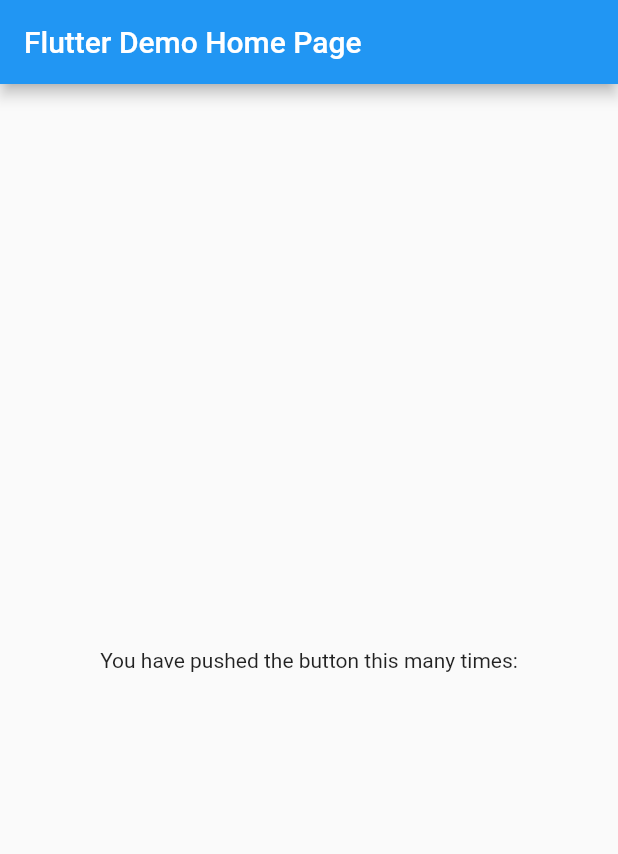
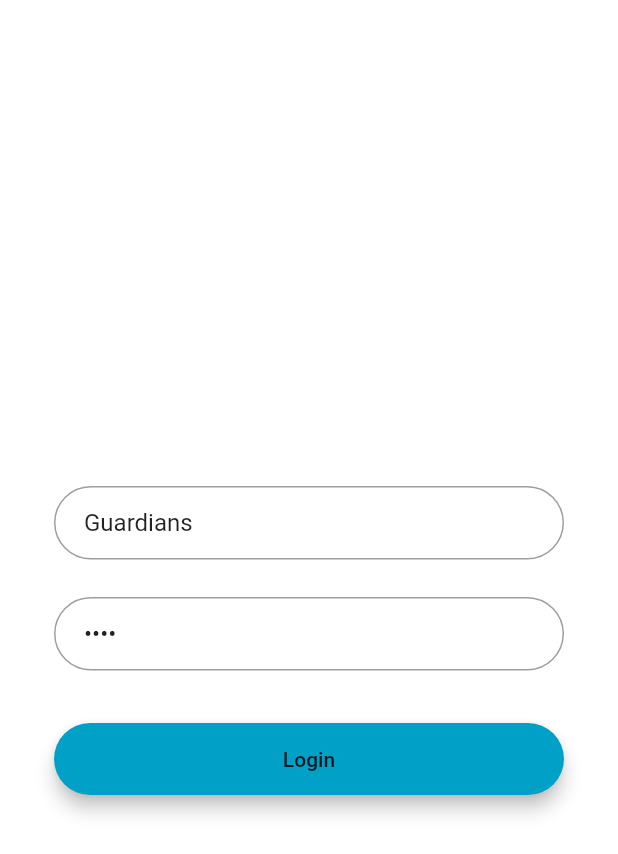
Before and after one commit to sachinsonvane/moviesinfo, a Flutter app: the screen it shows after launch, on a phone screen of 412 x 824 dp. Shown: the top 854 px of the screen. Run offline on Flutter 3.47's test engine with Material 2 defaults, Android fonts, the phone set to English and light mode, and no system bars; missing offline and left inert: permission.

Commit message:
model, view , api , utilities and constants changes
# changes

```diff
--- a/lib/main.dart
+++ b/lib/main.dart
@@ -1,4 +1,12 @@
+import 'package:flutter/foundation.dart';
 import 'package:flutter/material.dart';
+import 'package:http/http.dart' as http;
+import 'package:moviesinfo/model/LoginInfo.dart';
+import 'package:moviesinfo/view/LoginPage.dart';
+import 'dart:async';
+import 'dart:convert';
+import 'package:permission/permission.dart';
+import 'package:moviesinfo/utils/Constants.dart';
 
 void main() {
   runApp(MyApp());
@@ -10,6 +18,7 @@ class MyApp extends StatelessWidget {
   Widget build(BuildContext context) {
     return MaterialApp(
       title: 'Flutter Demo',
+      debugShowCheckedModeBanner: false,
       theme: ThemeData(
         // This is the theme of your application.
         //
@@ -26,73 +35,7 @@ class MyApp extends StatelessWidget {
         // closer together (more dense) than on mobile platforms.
         visualDensity: VisualDensity.adaptivePlatformDensity,
       ),
-      home: MyHomePage(title: 'Flutter Demo Home Page'),
+      home: LoginPage(title: 'Login'),
     );
   }
 }
-
-class MyHomePage extends StatefulWidget {
-  MyHomePage({Key key, this.title}) : super(key: key);
-
-  // This widget is the home page of your application. It is stateful, meaning
-  // that it has a State object (defined below) that contains fields that affect
-  // how it looks.
-
-  // This class is the configuration for the state. It holds the values (in this
-  // case the title) provided by the parent (in this case the App widget) and
-  // used by the build method of the State. Fields in a Widget subclass are
-  // always marked "final".
-
-  final String title;
-
-  @override
-  _MyHomePageState createState() => _MyHomePageState();
-}
-
-class _MyHomePageState extends State<MyHomePage> {
-
-
-  @override
-  Widget build(BuildContext context) {
-    // This method is rerun every time setState is called, for instance as done
-    // by the _incrementCounter method above.
-    //
-    // The Flutter framework has been optimized to make rerunning build methods
-    // fast, so that you can just rebuild anything that needs updating rather
-    // than having to individually change instances of widgets.
-    return Scaffold(
-      appBar: AppBar(
-        // Here we take the value from the MyHomePage object that was created by
-        // the App.build method, and use it to set our appbar title.
-        title: Text(widget.title),
-      ),
-      body: Center(
-        // Center is a layout widget. It takes a single child and positions it
-        // in the middle of the parent.
-        child: Column(
-          // Column is also a layout widget. It takes a list of children and
-          // arranges them vertically. By default, it sizes itself to fit its
-          // children horizontally, and tries to be as tall as its parent.
-          //
-          // Invoke "debug painting" (press "p" in the console, choose the
-          // "Toggle Debug Paint" action from the Flutter Inspector in Android
-          // Studio, or the "Toggle Debug Paint" command in Visual Studio Code)
-          // to see the wireframe for each widget.
-          //
-          // Column has various properties to control how it sizes itself and
-          // how it positions its children. Here we use mainAxisAlignment to
-          // center the children vertically; the main axis here is the vertical
-          // axis because Columns are vertical (the cross axis would be
-          // horizontal).
-          mainAxisAlignment: MainAxisAlignment.center,
-          children: <Widget>[
-            Text(
-              'You have pushed the button this many times:',
-            )
-          ],
-        ),
-      ),
-     // This trailing comma makes auto-formatting nicer for build methods.
-    );
-  }
-}
--- a/lib/model/LoginInfo.dart
+++ b/lib/model/LoginInfo.dart
@@ -1,4 +1,4 @@
-
+import 'dart:convert';
 
 class LoginInfo{
 
@@ -6,4 +6,5 @@ class LoginInfo{
   final String year;
 
   LoginInfo(this.title, this.year);
+
 }
--- a/lib/utils/Constants.dart
+++ b/lib/utils/Constants.dart
@@ -4,6 +4,9 @@ class Constants{
   final String BASE_URL = "http://www.omdbapi.com";
   final String API_KEY = "95d3a066";
 
+  final NETWORK_TITLE_MSG = "Network";
+  final NETWORK_DESC_MSG = "Server request failed.";
+  final LOGIN_FAILED_MSG = "Login failed.";
 
 // http://www.omdbapi.com/
   // http://www.omdbapi.com/?i=tt3896198&apikey=95d3a066
--- /dev/null
+++ b/lib/view/LoginPage.dart
@@ -0,0 +1,156 @@
+import 'dart:io';
+
+import 'package:flutter/foundation.dart';
+import 'package:flutter/material.dart';
+import 'package:http/http.dart' as http;
+import 'package:moviesinfo/api/ServerConnect.dart';
+import 'package:moviesinfo/model/LoginInfo.dart';
+import 'package:moviesinfo/view/SearchMoviesPage.dart';
+import 'dart:async';
+import 'dart:convert';
+import 'package:permission/permission.dart';
+import 'package:moviesinfo/utils/Constants.dart';
+
+class LoginPage extends StatefulWidget {
+
+  LoginPage({Key key, this.title}) : super(key: key);
+
+  // This widget is the home page of your application. It is stateful, meaning
+  // that it has a State object (defined below) that contains fields that affect
+  // how it looks.
+
+  // This class is the configuration for the state. It holds the values (in this
+  // case the title) provided by the parent (in this case the App widget) and
+  // used by the build method of the State. Fields in a Widget subclass are
+  // always marked "final".
+
+  final String title;
+
+  @override
+  _LoginPageState createState() => _LoginPageState();
+}
+
+
+class _LoginPageState extends State<LoginPage> {
+
+  PermissionName permissionName = PermissionName.Internet;
+  final _formKey = GlobalKey<FormState>();
+  final mUserNameController = TextEditingController(text: "Guardians");
+  final mPasswordController = TextEditingController(text: "2017");
+  ServerConnect serverConnect = ServerConnect();
+
+  @override
+  Widget build(BuildContext context) {
+    // This method is rerun every time setState is called, for instance as done
+    // by the _incrementCounter method above.
+    //
+    // The Flutter framework has been optimized to make rerunning build methods
+    // fast, so that you can just rebuild anything that needs updating rather
+    // than having to individually change instances of widgets.
+
+    final emailField = TextFormField(
+      obscureText: false,
+      validator: (value) {
+        if (value.isEmpty) {
+          return 'Please enter movie title';
+        }
+        return null;
+      },
+      controller: mUserNameController,
+      decoration: InputDecoration(
+          contentPadding: EdgeInsets.fromLTRB(20.0, 15.0, 20.0, 15.0),
+          hintText: "Username",
+
+          border:
+          OutlineInputBorder(borderRadius: BorderRadius.circular(32.0))),
+    );
+    final passwordField = TextFormField(
+      obscureText: true,
+      validator: (value) {
+        if (value.isEmpty) {
+          return 'Please enter movie relese year';
+        }
+        return null;
+      },
+      controller: mPasswordController,
+      decoration: InputDecoration(
+          contentPadding: EdgeInsets.fromLTRB(20.0, 15.0, 20.0, 15.0),
+          hintText: "Password",
+          border:
+          OutlineInputBorder(borderRadius: BorderRadius.circular(32.0))),
+    );
+    final loginButon = Material(
+        elevation: 5.0,
+        borderRadius: BorderRadius.circular(30.0),
+        color: Color(0xff01A0C7),
+        child: MaterialButton(
+          minWidth: MediaQuery
+              .of(context)
+              .size
+              .width,
+          padding: EdgeInsets.fromLTRB(20.0, 15.0, 20.0, 15.0),
+          onPressed: () {
+            print("H1");
+            if (_formKey.currentState.validate()) {
+              doLogin(context);
+            }
+          },
+          child: Text("Login",
+            textAlign: TextAlign.center,
+          ),
+        ));
+
+    return Scaffold(
+      body: Center(
+        child: Container(
+          color: Colors.white,
+          child: Padding(
+            padding: const EdgeInsets.all(36.0),
+            child: Form(
+              key: _formKey,
+              child: Column(
+                crossAxisAlignment: CrossAxisAlignment.center,
+                mainAxisAlignment: MainAxisAlignment.center,
+                children: <Widget>[
+
+                  SizedBox(height: 45.0),
+                  emailField,
+                  SizedBox(height: 25.0),
+                  passwordField,
+                  SizedBox(
+                    height: 35.0,
+                  ),
+                  loginButon,
+                  SizedBox(
+                    height: 15.0,
+                  ),
+
+                ],
+              ),),
+          ),
+        ),
+      ),
+    );
+  }
+
+  Future<void> doLogin(context) async{
+
+    var username = mUserNameController.text.toString().trim();
+    var password = mPasswordController.text.toString().trim();
+    // If the form is valid, display a Snackbar.
+    //Scaffold.of(context).showSnackBar(SnackBar(content: Text('Processing Data')));
+    Constants constants = Constants();
+    print("H2");
+
+    LoginInfo loginInfo = await serverConnect.fetchLogin(http.Client(),
+        constants.BASE_URL + "/?t="+username+"&y="+password+ "&apikey=" +
+            constants.API_KEY,context);
+
+    if(loginInfo!=null){
+      Navigator.push(
+        context,
+        MaterialPageRoute(builder: (context) => SearchMoviesPage()),
+      );
+    }
+  }
+}
--- a/pubspec.yaml
+++ b/pubspec.yaml
@@ -1,5 +1,5 @@
 name: moviesinfo
-description: This is moviesinfo app for display movies details and filter movies data. This flutter base app run on Android and IOS.
+description: A new Flutter application.
 
 # The following line prevents the package from being accidentally published to
 # pub.dev using `pub publish`. This is preferred for private packages.
@@ -23,7 +23,8 @@ environment:
 dependencies:
   flutter:
     sdk: flutter
-
+  http: any
+  permission: ^0.1.7
 
   # The following adds the Cupertino Icons font to your application.
   # Use with the CupertinoIcons class for iOS style icons.
```
Also changed, not shown: lib/api/ServerConnect.dart (added, +44 -0 lines), lib/utils/Utilities.dart (added, +29 -0 lines), lib/view/SearchMoviesPage.dart (added, +48 -0 lines), pubspec.lock, 1 other file.
